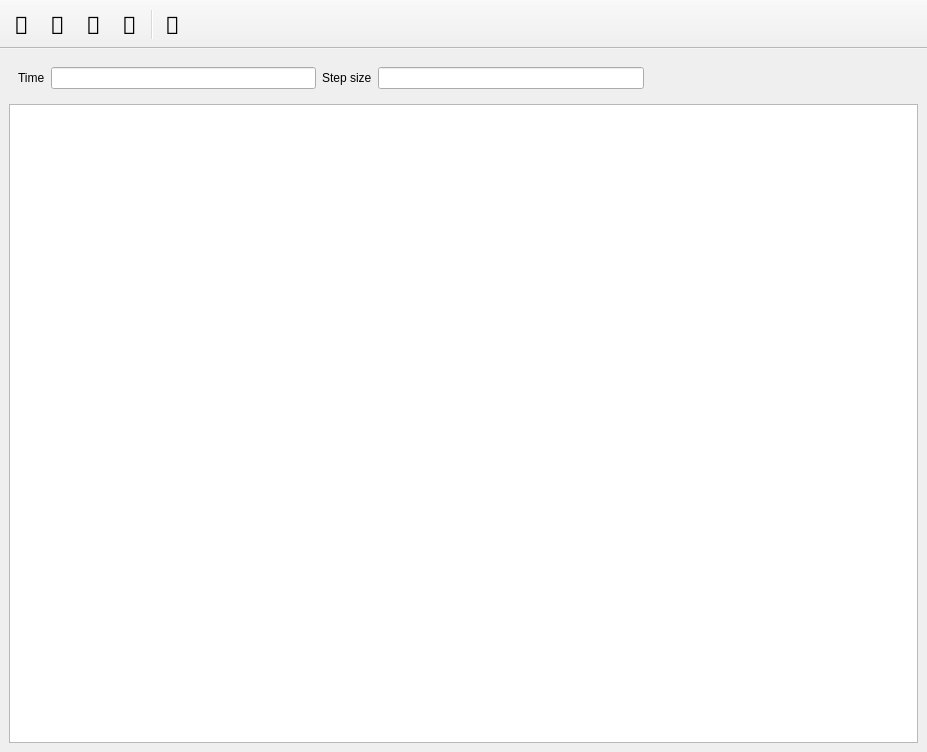
Old version of the form src/mwvd.ui in the repository cgalab/wevo.
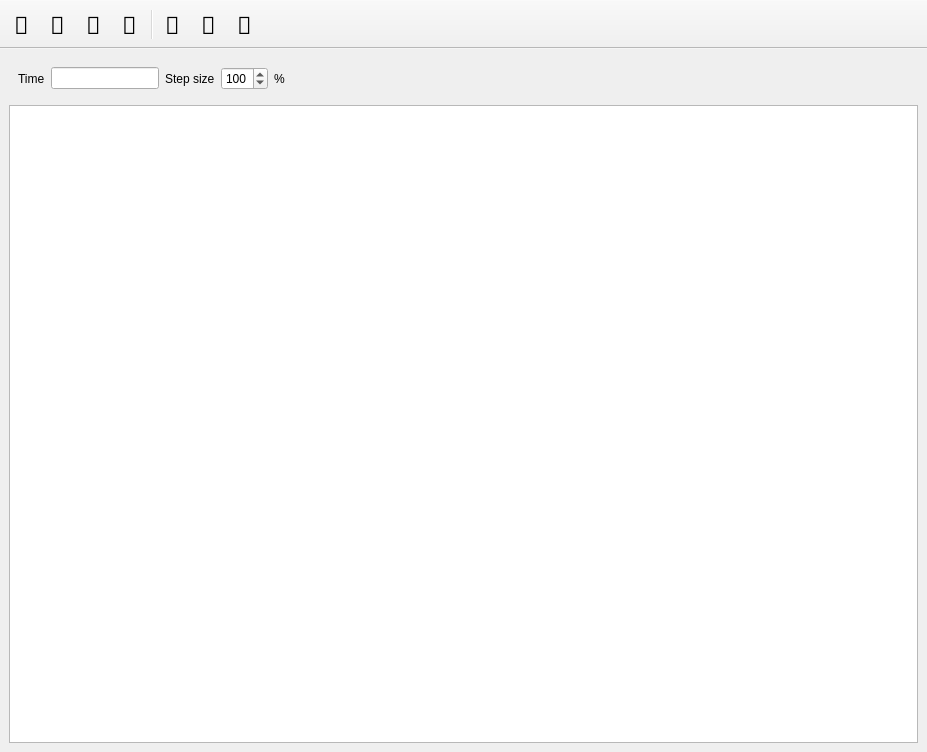
New version of the form.

The edit to the form file:
```diff
--- a/src/mwvd.ui
+++ b/src/mwvd.ui
@@ -47,6 +47,12 @@
        </item>
        <item>
         <widget class="QLineEdit" name="lineEditTime">
+         <property name="sizePolicy">
+          <sizepolicy hsizetype="Fixed" vsizetype="Fixed">
+           <horstretch>0</horstretch>
+           <verstretch>0</verstretch>
+          </sizepolicy>
+         </property>
          <property name="readOnly">
           <bool>true</bool>
          </property>
@@ -60,7 +66,21 @@
         </widget>
        </item>
        <item>
-        <widget class="QLineEdit" name="lineEditStepSize"/>
+        <widget class="QSpinBox" name="stepSizeSpinBox">
+         <property name="maximum">
+          <number>200</number>
+         </property>
+         <property name="value">
+          <number>100</number>
+         </property>
+        </widget>
+       </item>
+       <item>
+        <widget class="QLabel" name="label_3">
+         <property name="text">
+          <string>%</string>
+         </property>
+        </widget>
        </item>
        <item>
         <spacer name="horizontalSpacer">
@@ -81,6 +101,12 @@
    </layout>
   </widget>
   <widget class="QToolBar" name="toolBar">
+   <property name="font">
+    <font>
+     <family>FontAwesome</family>
+     <pointsize>18</pointsize>
+    </font>
+   </property>
    <property name="windowTitle">
     <string>toolBar</string>
    </property>
@@ -102,6 +128,8 @@
    <addaction name="actionNextEv"/>
    <addaction name="separator"/>
    <addaction name="actionToggleVorDiag"/>
+   <addaction name="actionToggleWavefront"/>
+   <addaction name="actionToggleSites"/>
   </widget>
   <action name="actionIncrTime">
    <property name="text">
@@ -188,6 +216,37 @@
     <string>V</string>
    </property>
   </action>
+  <action name="actionToggleWavefront">
+   <property name="text">
+    <string></string>
+   </property>
+   <property name="toolTip">
+    <string>Toggle Wavefront</string>
+   </property>
+   <property name="font">
+    <font>
+     <family>FontAwesome</family>
+     <pointsize>18</pointsize>
+    </font>
+   </property>
+   <property name="shortcut">
+    <string>W</string>
+   </property>
+  </action>
+  <action name="actionToggleSites">
+   <property name="text">
+    <string></string>
+   </property>
+   <property name="iconText">
+    <string></string>
+   </property>
+   <property name="toolTip">
+    <string>Toggle Sites</string>
+   </property>
+   <property name="shortcut">
+    <string>S</string>
+   </property>
+  </action>
  </widget>
  <resources/>
  <connections/>
```
Left out of the diff: 2 changed lines with no effect on the pictures.
